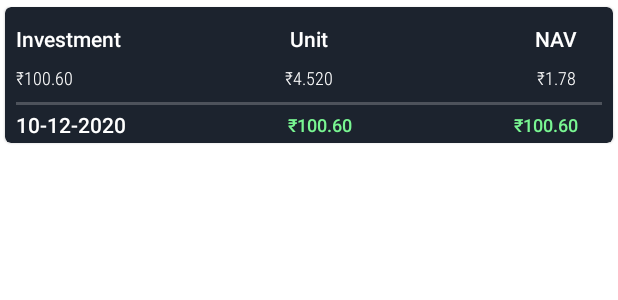
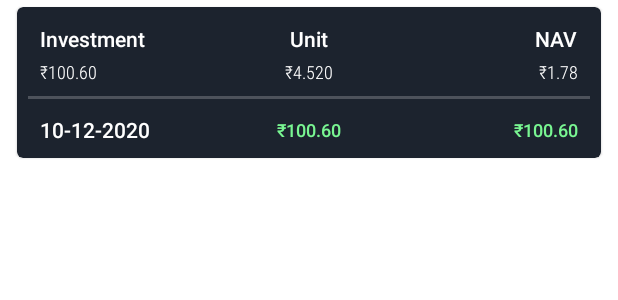
Before and after one commit to shamshadpattani/Share-Market-Graph, an Android app: the layout list_my_stock.xml on its own in the app's theme, with its tools: preview values and no code run, on a phone screen of 412 x 824 dp. Shown: the top 300 px of the screen. Run offline under Robolectric (Android 15) with nearby library versions, the phone set to English and light mode, and no system bars.

Commit message:
theme Ui changes

```diff
--- a/app/src/main/java/com/example/stockchart/ui/MainActivity.kt
+++ b/app/src/main/java/com/example/stockchart/ui/MainActivity.kt
@@ -192,7 +192,6 @@ class MainActivity : AppCompatActivity() {
         val isDebug: Boolean = this.applicationInfo.flags and ApplicationInfo.FLAG_DEBUGGABLE != 0
         if (!isDebug) return
 
-
         room_btn.setOnClickListener {
             RoomExplorer.show(this, StockDatabase::class.java, EntityDescriptions.DB_NAME)
         }
--- a/app/src/main/res/drawable/ic_add_circle.xml
+++ b/app/src/main/res/drawable/ic_add_circle.xml
@@ -2,14 +2,13 @@
     android:width="24dp"
     android:height="24dp"
     android:viewportWidth="24"
-    android:viewportHeight="24"
-    android:tint="@color/light_grey_color">
+    android:viewportHeight="24">
   <path
       android:fillColor="@android:color/white"
       android:pathData="M12,4c-4.41,0 -8,3.59 -8,8s3.59,8 8,8 8,-3.59 8,-8 -3.59,-8 -8,-8zM17,13h-4v4h-2v-4L7,13v-2h4L11,7h2v4h4v2z"
       android:strokeAlpha="0.3"
       android:fillAlpha="0.3"/>
   <path
-      android:fillColor="@android:color/white"
+      android:fillColor="@color/white"
       android:pathData="M13,7h-2v4L7,11v2h4v4h2v-4h4v-2h-4zM12,2C6.48,2 2,6.48 2,12s4.48,10 10,10 10,-4.48 10,-10S17.52,2 12,2zM12,20c-4.41,0 -8,-3.59 -8,-8s3.59,-8 8,-8 8,3.59 8,8 -3.59,8 -8,8z"/>
 </vector>
--- a/app/src/main/res/layout/activity_add_invest.xml
+++ b/app/src/main/res/layout/activity_add_invest.xml
@@ -37,6 +37,7 @@
                 android:text="@string/generic_close"
                 android:textAllCaps="true"
                 android:textColor="@color/negative_color"
+                app:backgroundTint="@color/white"
                 app:iconTint="@color/negative_color_dark"
                 app:layout_constraintEnd_toStartOf="@+id/problem_save_btn"
                 app:layout_constraintHorizontal_bias="0.5"
@@ -53,7 +54,7 @@
                 android:textColor="@color/dark_green_color"
                 android:text="@string/generic_save"
                 android:textAllCaps="true"
-                app:backgroundTint="@color/cardview_light_background"
+                app:backgroundTint="@color/white"
                 app:layout_constraintEnd_toEndOf="parent"
                 app:layout_constraintHorizontal_bias="0.5"
                 app:layout_constraintStart_toEndOf="@+id/problem_cancel_btn"
--- a/app/src/main/res/layout/activity_main.xml
+++ b/app/src/main/res/layout/activity_main.xml
@@ -14,7 +14,7 @@
 <androidx.core.widget.NestedScrollView
     android:layout_width="match_parent"
     android:layout_height="match_parent"
-    android:layout_marginBottom="50dp">
+    android:layout_marginBottom="55dp">
     <androidx.constraintlayout.widget.ConstraintLayout
         android:layout_width="match_parent"
         android:layout_height="match_parent">
@@ -172,7 +172,6 @@
                     android:layout_width="wrap_content"
                     android:layout_height="wrap_content"
                     android:fontFamily="sans-serif-black"
-                    android:rotation="1"
                     android:text="@string/yesterday_text_head"
                     android:textAppearance="@style/TextAppearance.AppCompat.Large"
                     android:textColor="@color/white"
@@ -194,7 +193,6 @@
                     android:textSize="14sp"
                     android:typeface="sans"
                     app:layout_constraintEnd_toEndOf="parent"
-                    app:layout_constraintStart_toEndOf="@+id/t1"
                     app:layout_constraintTop_toTopOf="@+id/yesterday_date"
                     tools:text="+2.3%" />
 
@@ -269,7 +267,6 @@
                     android:layout_width="wrap_content"
                     android:layout_height="wrap_content"
                     android:fontFamily="sans-serif-black"
-                    android:rotation="1"
                     android:text="@string/to_day_text_head"
                     android:textAppearance="@style/TextAppearance.AppCompat.Large"
                     android:textColor="@color/white"
--- a/app/src/main/res/layout/list_my_stock.xml
+++ b/app/src/main/res/layout/list_my_stock.xml
@@ -8,8 +8,10 @@
     <com.google.android.material.card.MaterialCardView
         android:id="@+id/materialCardView2"
         android:layout_width="0dp"
-        android:layout_height="100dp"
+        android:layout_height="110dp"
         android:layout_marginTop="16dp"
+        android:layout_marginStart="@dimen/element_spacing"
+        android:layout_marginEnd="@dimen/element_spacing"
         app:cardBackgroundColor="@color/light_black_color"
         app:cardUseCompatPadding="true"
         app:layout_constraintEnd_toEndOf="parent"
@@ -29,14 +31,12 @@
                 android:id="@+id/nav_price"
                 android:layout_width="wrap_content"
                 android:layout_height="wrap_content"
+                android:layout_marginTop="4dp"
+                android:fontFamily="sans-serif-condensed-light"
                 android:textAppearance="@style/TextAppearance.AppCompat.Large"
+                android:textColor="@color/cardview_light_background"
                 android:textSize="12sp"
-                android:fontFamily="sans-serif-condensed-light"
-                android:textColor="@color/cardview_light_background"
-                android:layout_marginTop="8dp"
-                android:layout_marginEnd="@dimen/extra_margin"
-                app:layout_constraintEnd_toEndOf="parent"
-                app:layout_constraintStart_toStartOf="@+id/NAV_head"
+                app:layout_constraintEnd_toEndOf="@+id/NAV_head"
                 app:layout_constraintTop_toBottomOf="@+id/NAV_head"
                 tools:text="₹1.78" />
 
@@ -45,6 +45,7 @@
                 android:layout_width="wrap_content"
                 android:layout_height="wrap_content"
                 android:layout_marginTop="12dp"
+                android:layout_marginStart="@dimen/element_spacing"
                 android:fontFamily="sans-serif-medium"
                 android:text="@string/investment_head"
                 android:textColor="@color/white"
@@ -56,12 +57,11 @@
                 android:id="@+id/invest_price"
                 android:layout_width="wrap_content"
                 android:layout_height="wrap_content"
-                android:layout_marginTop="8dp"
-                android:layout_marginBottom="12dp"
+                android:layout_marginTop="4dp"
                 android:fontFamily="sans-serif-condensed-light"
                 android:textColor="@color/cardview_light_background"
                 android:textSize="12sp"
-                app:layout_constraintStart_toStartOf="parent"
+                app:layout_constraintStart_toStartOf="@+id/invest_amount_head"
                 app:layout_constraintTop_toBottomOf="@+id/invest_amount_head"
                 tools:text="₹100.60" />
 
@@ -82,7 +82,7 @@
                 android:id="@+id/unit_count"
                 android:layout_width="wrap_content"
                 android:layout_height="wrap_content"
-                android:layout_marginTop="8dp"
+                android:layout_marginTop="4dp"
                 android:fontFamily="sans-serif-condensed-light"
                 android:textColor="@color/cardview_light_background"
                 android:text="@{stock.yesterdayPrice}"
@@ -100,7 +100,7 @@
                 android:fontFamily="sans-serif-medium"
                 android:text="@string/nav_text_head"
                 android:textColor="@color/white"
-                android:layout_marginEnd="@dimen/extra_margin"
+                android:layout_marginEnd="@dimen/element_spacing"
                 android:textSize="14sp"
                 app:layout_constraintEnd_toEndOf="parent"
                 app:layout_constraintTop_toTopOf="parent" />
@@ -124,10 +124,10 @@
                 android:text="@string/investment_head"
                 android:textColor="@color/white"
                 android:textSize="14sp"
-                tools:text="10-12-2020"
                 app:layout_constraintBottom_toBottomOf="parent"
-                app:layout_constraintStart_toStartOf="parent"
-                app:layout_constraintTop_toBottomOf="@+id/view2" />
+                app:layout_constraintStart_toStartOf="@+id/invest_price"
+                app:layout_constraintTop_toBottomOf="@+id/view2"
+                tools:text="10-12-2020" />
 
             <com.google.android.material.textview.MaterialTextView
                 android:id="@+id/new_price"
@@ -135,13 +135,12 @@
                 android:layout_height="wrap_content"
                 android:fontFamily="sans-serif-medium"
                 android:text="@string/investment_head"
-                android:layout_marginEnd="@dimen/extra_margin"
-                app:layout_constraintBottom_toBottomOf="parent"
-                app:layout_constraintEnd_toEndOf="parent"
-                app:layout_constraintTop_toBottomOf="@+id/view2"
                 android:textColor="@color/light_green_color"
                 android:textSize="12sp"
-                tools:text="₹100.60"/>
+                app:layout_constraintBottom_toBottomOf="parent"
+                app:layout_constraintEnd_toEndOf="@+id/nav_price"
+                app:layout_constraintTop_toBottomOf="@+id/view2"
+                tools:text="₹100.60" />
 
             <com.google.android.material.textview.MaterialTextView
                 android:id="@+id/price_diff"
@@ -152,8 +151,8 @@
                 android:textColor="@color/light_green_color"
                 android:textSize="12sp"
                 app:layout_constraintBottom_toBottomOf="parent"
-                app:layout_constraintEnd_toStartOf="@+id/new_price"
-                app:layout_constraintStart_toEndOf="@+id/date_text"
+                app:layout_constraintEnd_toEndOf="@+id/unit_count"
+                app:layout_constraintStart_toStartOf="@+id/unit_count"
                 app:layout_constraintTop_toBottomOf="@+id/view2"
                 tools:text="₹100.60" />
         </androidx.constraintlayout.widget.ConstraintLayout>
--- a/app/src/main/res/values-night/themes.xml
+++ b/app/src/main/res/values-night/themes.xml
@@ -2,13 +2,14 @@
     <!-- Base application theme. -->
     <style name="Theme.StockChart" parent="Theme.MaterialComponents.DayNight.NoActionBar">
         <!-- Primary brand color. -->
-        <item name="colorPrimary">@color/black</item>
-        <item name="colorPrimaryVariant">@color/black_bold</item>
-        <item name="colorOnPrimary">@color/dark_green_color</item>
+        <item name="colorPrimary">@color/teal_200</item>
+        <item name="colorPrimaryVariant">@color/black</item>
+        <item name="colorOnPrimary">@color/white</item>
         <!-- Secondary brand color. -->
-        <item name="colorSecondary">@color/teal_200</item>
-        <item name="colorSecondaryVariant">@color/teal_200</item>
-        <item name="colorOnSecondary">@color/black</item>
+        <item name="colorSecondary">@color/secondaryColor</item>
+        <item name="colorSecondaryVariant">@color/secondaryDarkColor</item>
+        <item name="colorOnSecondary">@color/secondaryLightColor</item>
+
         <!-- Status bar color. -->
         <item name="android:statusBarColor" tools:targetApi="l">?attr/colorPrimaryVariant</item>
         <!-- Customize your theme here. -->
@@ -18,12 +19,12 @@
     <style name="Widget.App.TextInputLayout.Problem">
         <item name="materialThemeOverlay">@style/ThemeOverlay.App.TextInputLayout</item>
         <item name="shapeAppearance">@style/ShapeAppearance.MaterialComponents.SmallComponent</item>
-        <item name="hintTextColor">?attr/colorOnSurface</item>
+        <item name="hintTextColor">@color/white</item>
     </style>
 
     <style name="ThemeOverlay.App.TextInputLayout" parent="">
-        <item name="colorPrimary">@color/negative_color</item>
-        <item name="colorOnSurface">@color/negative_color_dark</item>
+        <item name="colorPrimary">@color/purple_200</item>
+        <item name="colorOnSurface">@color/light_green_color</item>
 
         <item name="colorError">@color/negative_color_dark</item>
         <item name="textAppearanceSubtitle1">@style/TextAppearance.MaterialComponents.Subtitle1</item>
--- a/app/src/main/res/values/colors.xml
+++ b/app/src/main/res/values/colors.xml
@@ -10,15 +10,36 @@
     <color name="teal_200">#FF03DAC5</color>
     <color name="teal_700">#FF018786</color>
     <color name="black">#FF000000</color>
+
     <color name="black_thin">#303030</color>
     <color name="black_light">#2B2B2B</color>
     <color name="black_medium">#1F1F1F</color>
     <color name="black_bold">#1B1C1E</color>
     <color name="white">#FFFFFFFF</color>
+
     <color name="negative_color">#810000</color>
     <color name="negative_color_dark">#570000</color>
     <color name="light_black_color">#1c232e</color>
     <color name="light_grey_color">#545659</color>
     <color name="light_green_color">#79F692</color>
     <color name="dark_green_color">#238035</color>
+
+
+
+    <color name="primaryColor">#1b1c1e</color>
+
+    <color name="primaryLightColor">#424345</color>
+
+    <color name="primaryDarkColor">#000000</color>
+
+    <color name="secondaryColor">#ffc08c</color>
+
+    <color name="secondaryLightColor">#fff3bd</color>
+
+    <color name="secondaryDarkColor">#ca905e</color>
+
+    <color name="primaryTextColor">#ffffff</color>
+
+    <color name="secondaryTextColor">#000000</color>
+
 </resources>
```
Also changed, not shown: app/src/main/java/com/example/stockchart/ui/MainViewModel.kt (+4 -4 lines).
